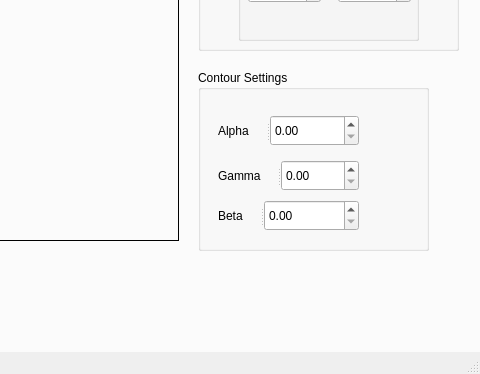
Qt form MainWindow.ui (Bravewarrior0/Computer-Vision) before a commit; both pictures show x 544 to 1024 and y 326 to 700 of the 1024 by 700 pixel window.
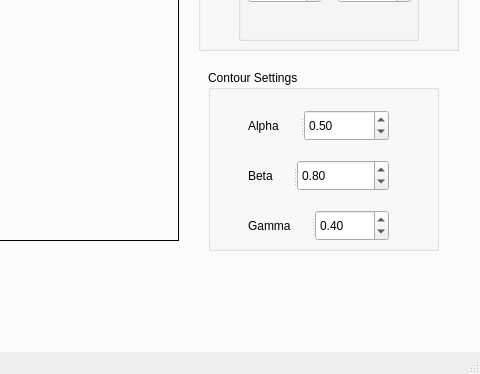
The same form after that commit. The open tabs and pages were chosen to show the change. Custom widgets are drawn as their Qt base class.

Commit message: AC connection with gui

Patch:
```diff
--- a/MainWindow.ui
+++ b/MainWindow.ui
@@ -1248,7 +1248,7 @@
      <widget class="QGroupBox" name="groupBox_3">
       <property name="geometry">
        <rect>
-        <x>740</x>
+        <x>750</x>
         <y>370</y>
         <width>231</width>
         <height>181</height>
@@ -1260,8 +1260,8 @@
       <widget class="QSplitter" name="splitter_17">
        <property name="geometry">
         <rect>
-         <x>20</x>
-         <y>90</y>
+         <x>40</x>
+         <y>140</y>
          <width>141</width>
          <height>31</height>
         </rect>
@@ -1274,13 +1274,23 @@
          <string>Gamma</string>
         </property>
        </widget>
-       <widget class="QDoubleSpinBox" name="doubleSpinBox_AC_Gamma"/>
+       <widget class="QDoubleSpinBox" name="doubleSpinBox_AC_Gamma">
+        <property name="maximum">
+         <double>5.000000000000000</double>
+        </property>
+        <property name="singleStep">
+         <double>0.500000000000000</double>
+        </property>
+        <property name="value">
+         <double>0.400000000000000</double>
+        </property>
+       </widget>
       </widget>
       <widget class="QSplitter" name="splitter_18">
        <property name="geometry">
         <rect>
-         <x>20</x>
-         <y>130</y>
+         <x>40</x>
+         <y>90</y>
          <width>141</width>
          <height>31</height>
         </rect>
@@ -1293,13 +1303,23 @@
          <string>Beta</string>
         </property>
        </widget>
-       <widget class="QDoubleSpinBox" name="doubleSpinBox_AC_Beta"/>
+       <widget class="QDoubleSpinBox" name="doubleSpinBox_AC_Beta">
+        <property name="maximum">
+         <double>5.000000000000000</double>
+        </property>
+        <property name="singleStep">
+         <double>0.500000000000000</double>
+        </property>
+        <property name="value">
+         <double>0.800000000000000</double>
+        </property>
+       </widget>
       </widget>
       <widget class="QSplitter" name="splitter_16">
        <property name="geometry">
         <rect>
-         <x>20</x>
-         <y>45</y>
+         <x>40</x>
+         <y>40</y>
          <width>141</width>
          <height>31</height>
         </rect>
@@ -1312,7 +1332,17 @@
          <string>Alpha</string>
         </property>
        </widget>
-       <widget class="QDoubleSpinBox" name="doubleSpinBox_AC_Alpha"/>
+       <widget class="QDoubleSpinBox" name="doubleSpinBox_AC_Alpha">
+        <property name="maximum">
+         <double>5.000000000000000</double>
+        </property>
+        <property name="singleStep">
+         <double>0.500000000000000</double>
+        </property>
+        <property name="value">
+         <double>0.500000000000000</double>
+        </property>
+       </widget>
       </widget>
      </widget>
      <widget class="QSplitter" name="splitter_19">
```
Left out of the diff: 6 changed lines with no effect on the pictures. The commit also changes 5 other files.
